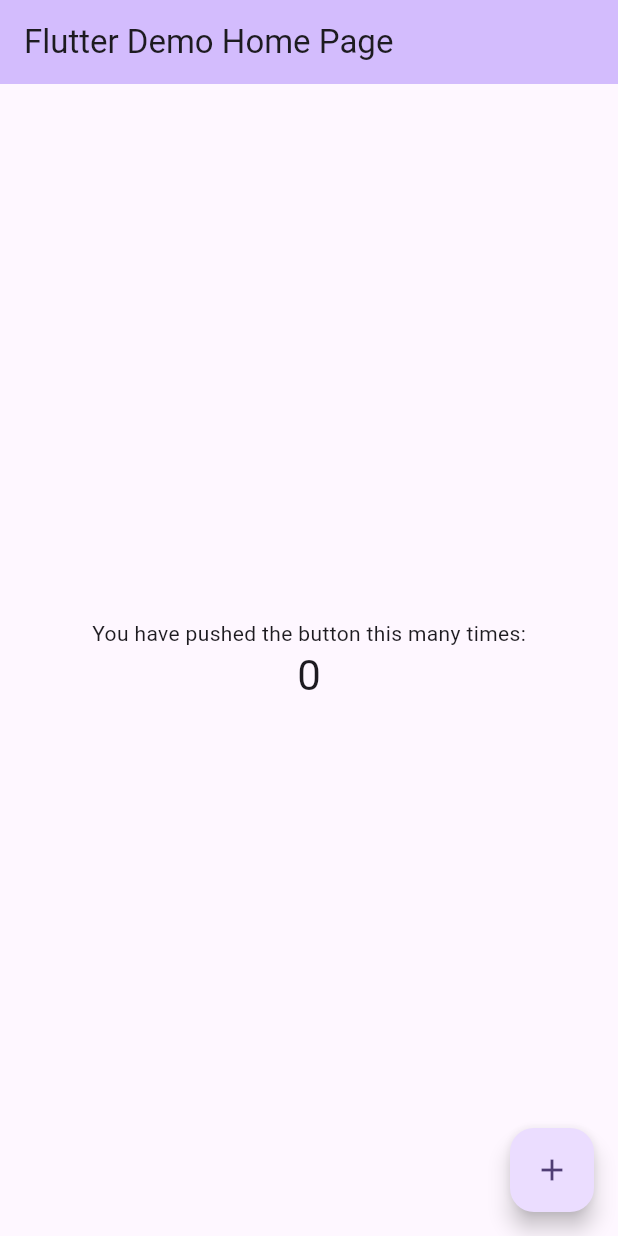
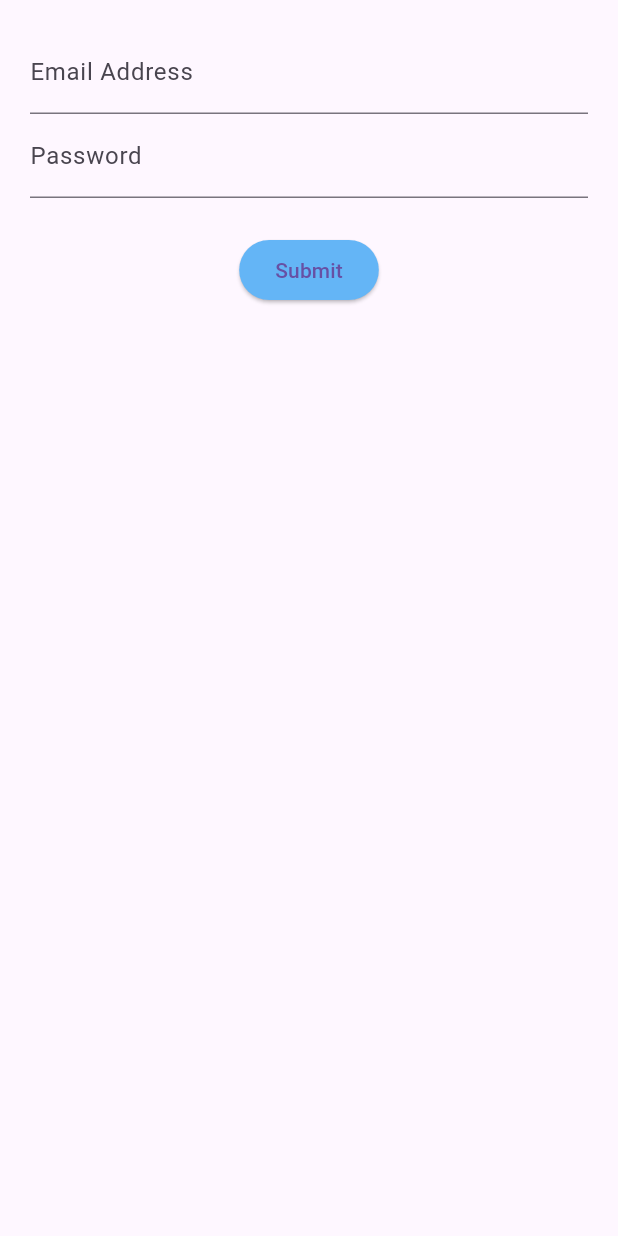
Before and after one commit to grebo-guru/login_stateful, a Flutter app: the screen it shows after launch, on a phone screen of 412 x 824 dp. Run offline on Flutter 3.47's test engine with Material 3 defaults, Android fonts, the phone set to English and light mode, and no system bars.

Commit message:
Add login screen UI

```diff
--- a/lib/main.dart
+++ b/lib/main.dart
@@ -1,125 +1,6 @@
 import 'package:flutter/material.dart';
+import 'package:login_stateful/src/app.dart';
 
 void main() {
-  runApp(const MyApp());
+  runApp(const App());
 }
-
-class MyApp extends StatelessWidget {
-  const MyApp({super.key});
-
-  // This widget is the root of your application.
-  @override
-  Widget build(BuildContext context) {
-    return MaterialApp(
-      title: 'Flutter Demo',
-      theme: ThemeData(
-        // This is the theme of your application.
-        //
-        // TRY THIS: Try running your application with "flutter run". You'll see
-        // the application has a purple toolbar. Then, without quitting the app,
-        // try changing the seedColor in the colorScheme below to Colors.green
-        // and then invoke "hot reload" (save your changes or press the "hot
-        // reload" button in a Flutter-supported IDE, or press "r" if you used
-        // the command line to start the app).
-        //
-        // Notice that the counter didn't reset back to zero; the application
-        // state is not lost during the reload. To reset the state, use hot
-        // restart instead.
-        //
-        // This works for code too, not just values: Most code changes can be
-        // tested with just a hot reload.
-        colorScheme: ColorScheme.fromSeed(seedColor: Colors.deepPurple),
-        useMaterial3: true,
-      ),
-      home: const MyHomePage(title: 'Flutter Demo Home Page'),
-    );
-  }
-}
-
-class MyHomePage extends StatefulWidget {
-  const MyHomePage({super.key, required this.title});
-
-  // This widget is the home page of your application. It is stateful, meaning
-  // that it has a State object (defined below) that contains fields that affect
-  // how it looks.
-
-  // This class is the configuration for the state. It holds the values (in this
-  // case the title) provided by the parent (in this case the App widget) and
-  // used by the build method of the State. Fields in a Widget subclass are
-  // always marked "final".
-
-  final String title;
-
-  @override
-  State<MyHomePage> createState() => _MyHomePageState();
-}
-
-class _MyHomePageState extends State<MyHomePage> {
-  int _counter = 0;
-
-  void _incrementCounter() {
-    setState(() {
-      // This call to setState tells the Flutter framework that something has
-      // changed in this State, which causes it to rerun the build method below
-      // so that the display can reflect the updated values. If we changed
-      // _counter without calling setState(), then the build method would not be
-      // called again, and so nothing would appear to happen.
-      _counter++;
-    });
-  }
-
-  @override
-  Widget build(BuildContext context) {
-    // This method is rerun every time setState is called, for instance as done
-    // by the _incrementCounter method above.
-    //
-    // The Flutter framework has been optimized to make rerunning build methods
-    // fast, so that you can just rebuild anything that needs updating rather
-    // than having to individually change instances of widgets.
-    return Scaffold(
-      appBar: AppBar(
-        // TRY THIS: Try changing the color here to a specific color (to
-        // Colors.amber, perhaps?) and trigger a hot reload to see the AppBar
-        // change color while the other colors stay the same.
-        backgroundColor: Theme.of(context).colorScheme.inversePrimary,
-        // Here we take the value from the MyHomePage object that was created by
-        // the App.build method, and use it to set our appbar title.
-        title: Text(widget.title),
-      ),
-      body: Center(
-        // Center is a layout widget. It takes a single child and positions it
-        // in the middle of the parent.
-        child: Column(
-          // Column is also a layout widget. It takes a list of children and
-          // arranges them vertically. By default, it sizes itself to fit its
-          // children horizontally, and tries to be as tall as its parent.
-          //
-          // Column has various properties to control how it sizes itself and
-          // how it positions its children. Here we use mainAxisAlignment to
-          // center the children vertically; the main axis here is the vertical
-          // axis because Columns are vertical (the cross axis would be
-          // horizontal).
-          //
-          // TRY THIS: Invoke "debug painting" (choose the "Toggle Debug Paint"
-          // action in the IDE, or press "p" in the console), to see the
-          // wireframe for each widget.
-          mainAxisAlignment: MainAxisAlignment.center,
-          children: <Widget>[
-            const Text(
-              'You have pushed the button this many times:',
-            ),
-            Text(
-              '$_counter',
-              style: Theme.of(context).textTheme.headlineMedium,
-            ),
-          ],
-        ),
-      ),
-      floatingActionButton: FloatingActionButton(
-        onPressed: _incrementCounter,
-        tooltip: 'Increment',
-        child: const Icon(Icons.add),
-      ), // This trailing comma makes auto-formatting nicer for build methods.
-    );
-  }
-}
--- /dev/null
+++ b/lib/src/app.dart
@@ -0,0 +1,16 @@
+import "package:flutter/material.dart";
+import "package:login_stateful/src/screens/login_screen.dart";
+
+class App extends StatelessWidget {
+  const App({Key? key}) : super(key: key);
+
+  @override
+  Widget build(BuildContext context) {
+    return const MaterialApp(
+      title: "Log Me In",
+      home: Scaffold(
+        body: LoginScreen(),
+      ),
+    );
+  }
+}
--- /dev/null
+++ b/lib/src/screens/login_screen.dart
@@ -0,0 +1,59 @@
+import "package:flutter/material.dart";
+
+class LoginScreen extends StatefulWidget {
+  const LoginScreen({Key? key}) : super(key: key);
+
+  @override
+  LoginScreenState createState() => LoginScreenState();
+}
+
+class LoginScreenState extends State<LoginScreen> {
+  @override
+  Widget build(BuildContext context) {
+    return Container(
+      margin: const EdgeInsets.all(20),
+      child: Form(
+        child: Column(
+          children: [
+            emailField(),
+            passwordField(),
+            const Padding(
+              padding: EdgeInsets.only(bottom: 24),
+            ),
+            submitButton(),
+          ],
+        ),
+      ),
+    );
+  }
+
+  Widget emailField() {
+    return TextFormField(
+      decoration: const InputDecoration(
+        labelText: "Email Address",
+        hintText: "you@example.com",
+      ),
+      keyboardType: TextInputType.emailAddress,
+    );
+  }
+
+  Widget passwordField() {
+    return TextFormField(
+      decoration: const InputDecoration(
+        labelText: "Password",
+        hintText: "Your password",
+      ),
+      obscureText: false,
+    );
+  }
+
+  Widget submitButton() {
+    return ElevatedButton(
+      style: ElevatedButton.styleFrom(
+        backgroundColor: Colors.blue.shade300,
+      ),
+      onPressed: () {},
+      child: const Text("Submit"),
+    );
+  }
+}
```
